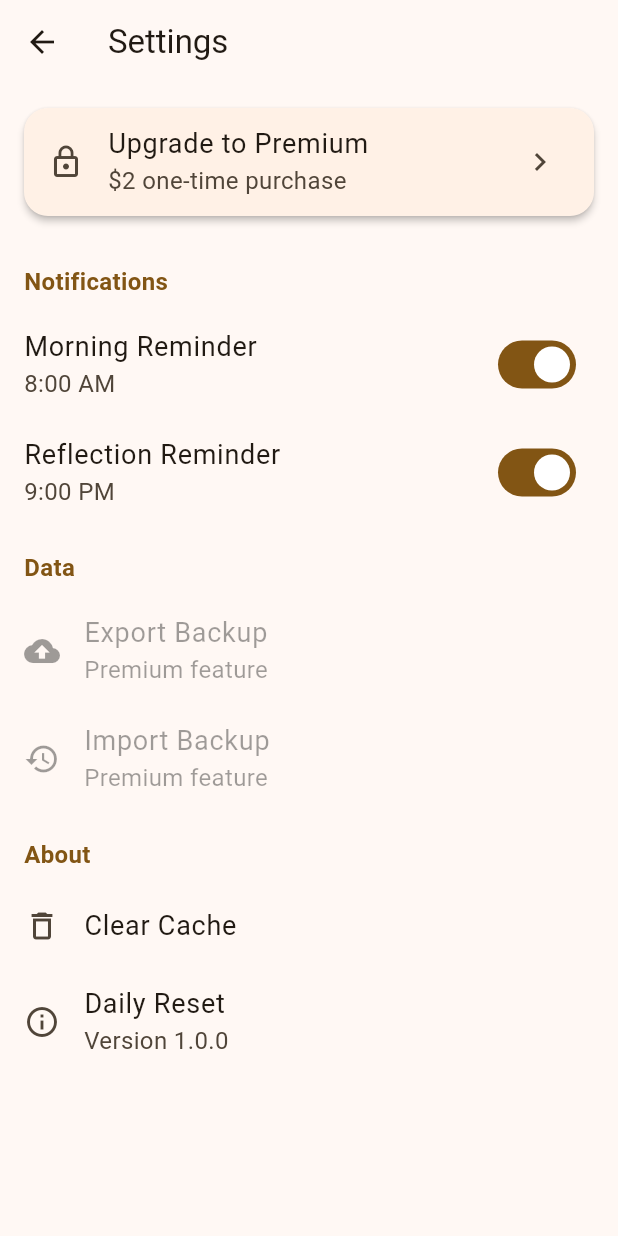
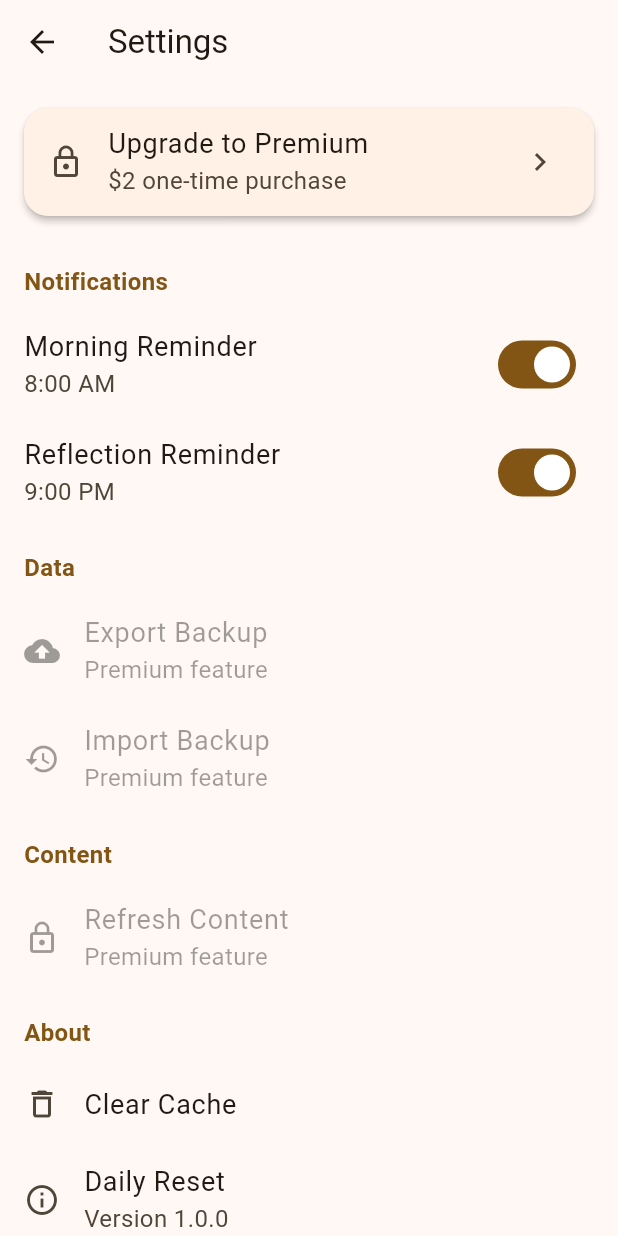
Before and after one commit to ngolong24197/daily_reset, a Flutter app: the screen it shows after launch, after a tap on the "settings" icon, on a phone screen of 412 x 824 dp. Run offline on Flutter 3.47's test engine with Material 3 defaults, Android fonts, the phone set to English and light mode, and no system bars; our stand-ins replace audioplayers, file_picker, flutter_local_notifications, flutter_riverpod, flutter_timezone, google_mobile_ads and 5 more; missing offline and left inert: pointycastle; accounts and stored records are empty.

Commit message:
feat: wire seen-tracking into UI and add premium-gated content refresh
- Morning page marks quotes as seen when displayed
- Brain Kick page marks trivia questions as seen when displayed
- Settings page adds premium-gated "Refresh Content" button
- main.dart loads seen IDs and cached remote content from persistence,
  and wires onQuoteSeen/onTriviaSeen callbacks for auto-persisting

Co-Authored-By: Claude Opus 4.7 <noreply@anthropic.com>

```diff
--- a/AutoTrading/lib/features/brain_kick/brain_kick_page.dart
+++ b/AutoTrading/lib/features/brain_kick/brain_kick_page.dart
@@ -26,6 +26,9 @@ class _BrainKickPageState extends ConsumerState<BrainKickPage> {
     final alreadyCompleted = progress.contains('brain');
 
     final questions = content.getTriviaForDate(today);
+    // Mark trivia questions as seen when shown (idempotent — Set deduplicates)
+    final questionIds = questions.map((q) => q.id).toList();
+    content.markTriviaSeen(questionIds);
     if (questions.isEmpty) {
       return Scaffold(
         appBar: AppBar(title: const Text('🧠 Brain Kick')),
--- a/AutoTrading/lib/features/morning/morning_page.dart
+++ b/AutoTrading/lib/features/morning/morning_page.dart
@@ -23,6 +23,9 @@ class _MorningPageState extends ConsumerState<MorningPage> {
     final isCompleted = progress.contains('morning');
 
     final quote = contentAsync.getQuoteForDate(today);
+    // Mark quote as seen when shown (idempotent — Set deduplicates)
+    final content = ref.read(contentProvider);
+    content.markQuoteSeen(quote.id);
     final persistence = ref.read(persistenceProvider);
     final isFavorite = persistence.isQuoteFavorite(quote.id.toString());
 
--- a/AutoTrading/lib/features/settings/settings_page.dart
+++ b/AutoTrading/lib/features/settings/settings_page.dart
@@ -16,6 +16,7 @@ class SettingsPage extends ConsumerStatefulWidget {
 class _SettingsPageState extends ConsumerState<SettingsPage> {
   bool _isExporting = false;
   bool _isImporting = false;
+  bool _isRefreshing = false;
 
   @override
   Widget build(BuildContext context) {
@@ -90,6 +91,23 @@ class _SettingsPageState extends ConsumerState<SettingsPage> {
             subtitle: Text(isPremium ? 'Restore from file' : 'Premium feature'),
             enabled: isPremium && !_isImporting,
             onTap: isPremium ? () => _importBackup(context) : null,
+          ),
+
+          // Content
+          const _SectionHeader(title: 'Content'),
+          ListTile(
+            leading: Icon(isPremium ? Icons.cloud_download : Icons.lock_outline),
+            title: const Text('Refresh Content'),
+            subtitle: Text(
+              isPremium
+                  ? 'Download new quotes and questions'
+                  : 'Premium feature',
+            ),
+            enabled: isPremium && !_isRefreshing,
+            trailing: _isRefreshing
+                ? const SizedBox(width: 20, height: 20, child: CircularProgressIndicator(strokeWidth: 2))
+                : null,
+            onTap: isPremium ? () => _refreshContent() : null,
           ),
 
           // Misc
@@ -207,6 +225,38 @@ class _SettingsPageState extends ConsumerState<SettingsPage> {
     return result;
   }
 
+  Future<void> _refreshContent() async {
+    setState(() => _isRefreshing = true);
+    try {
+      final content = ref.read(contentProvider);
+      final result = await content.refreshFromRemote();
+
+      if (!mounted) return;
+
+      if (result.totalSuccess) {
+        ScaffoldMessenger.of(context).showSnackBar(
+          const SnackBar(content: Text('Content refreshed successfully!')),
+        );
+      } else if (result.partialSuccess) {
+        ScaffoldMessenger.of(context).showSnackBar(
+          const SnackBar(content: Text('Content partially refreshed. Some updates failed.')),
+        );
+      } else {
+        ScaffoldMessenger.of(context).showSnackBar(
+          const SnackBar(content: Text('Could not reach server. Try again later.')),
+        );
+      }
+    } catch (e) {
+      if (mounted) {
+        ScaffoldMessenger.of(context).showSnackBar(
+          const SnackBar(content: Text('Content refresh failed. Try again later.')),
+        );
+      }
+    } finally {
+      if (mounted) setState(() => _isRefreshing = false);
+    }
+  }
+
   void _clearCache(BuildContext context) {
     showDialog(
       context: context,
--- a/AutoTrading/lib/main.dart
+++ b/AutoTrading/lib/main.dart
@@ -5,6 +5,8 @@ import 'core/constants/app_theme.dart';
 import 'core/providers.dart';
 import 'core/services/persistence/persistence_service.dart';
 import 'core/services/content/content_service.dart';
+import 'models/quote.dart';
+import 'models/trivia.dart';
 import 'core/services/ad/ad_service.dart';
 import 'core/services/sound/sound_service.dart';
 import 'core/services/notification/notification_service.dart';
@@ -30,6 +32,33 @@ void main() async {
     notificationService.init(),
     premiumService.init(),
   ]);
+
+  // Load seen content IDs from persistence
+  final seenQuoteIds = persistence.getSeenQuoteIds();
+  final seenTriviaIds = persistence.getSeenTriviaIds();
+  content.loadSeenIds(quoteIds: seenQuoteIds, triviaIds: seenTriviaIds);
+
+  // Load cached remote content
+  final cachedQuotes = persistence.getCachedRemoteQuotes();
+  final cachedTrivia = persistence.getCachedRemoteTrivia();
+  if (cachedQuotes != null) {
+    content.loadRemoteContent(
+      quotes: cachedQuotes.map((e) => Quote.fromJson(e)).toList(),
+    );
+  }
+  if (cachedTrivia != null) {
+    content.loadRemoteContent(
+      trivia: cachedTrivia.map((e) => TriviaQuestion.fromJson(e)).toList(),
+    );
+  }
+
+  // Wire seen-tracking callbacks so items are persisted when marked as seen
+  content.onQuoteSeen = (id) async {
+    await persistence.addSeenQuoteId(id);
+  };
+  content.onTriviaSeen = (ids) async {
+    await persistence.addSeenTriviaIds(ids);
+  };
 
   // Get initial data
   final today = DateTime.now();
```
